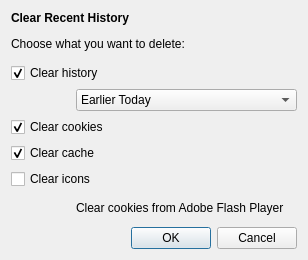
The window that src/lib/other/clearprivatedata.ui (QupZilla/qupzilla) describes before a commit, drawn with Qt 5.
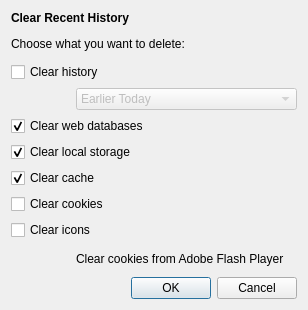
The same window after the commit. Icons and pictures are not drawn. Custom widgets are drawn as their Qt base class.

Commit message: Added new page into Site Info: Databases. - shows all used web databases on the site

What changed in the file:
```diff
--- a/src/lib/other/clearprivatedata.ui
+++ b/src/lib/other/clearprivatedata.ui
@@ -7,7 +7,7 @@
     <x>0</x>
     <y>0</y>
     <width>308</width>
-    <height>260</height>
+    <height>310</height>
    </rect>
   </property>
   <property name="windowTitle">
@@ -27,21 +27,11 @@
       <string>Clear history</string>
      </property>
      <property name="checked">
-      <bool>true</bool>
+      <bool>false</bool>
      </property>
     </widget>
    </item>
-   <item row="4" column="0" colspan="2">
-    <widget class="QCheckBox" name="cookies">
-     <property name="text">
-      <string>Clear cookies</string>
-     </property>
-     <property name="checked">
-      <bool>true</bool>
-     </property>
-    </widget>
-   </item>
-   <item row="5" column="0" colspan="2">
+   <item row="7" column="0" colspan="2">
     <widget class="QCheckBox" name="cache">
      <property name="text">
       <string>Clear cache</string>
@@ -51,14 +41,14 @@
      </property>
     </widget>
    </item>
-   <item row="6" column="0" colspan="2">
+   <item row="9" column="0" colspan="2">
     <widget class="QCheckBox" name="icons">
      <property name="text">
       <string>Clear icons</string>
      </property>
     </widget>
    </item>
-   <item row="7" column="1">
+   <item row="11" column="1">
     <widget class="ClickableLabel" name="clearAdobeCookies">
      <property name="cursor">
       <cursorShape>PointingHandCursor</cursorShape>
@@ -71,7 +61,7 @@
      </property>
     </widget>
    </item>
-   <item row="8" column="1" colspan="2">
+   <item row="12" column="1" colspan="2">
     <widget class="QDialogButtonBox" name="buttonBox">
      <property name="orientation">
       <enum>Qt::Horizontal</enum>
@@ -106,6 +96,9 @@
    </item>
    <item row="3" column="1" colspan="2">
     <widget class="QComboBox" name="historyLength">
+     <property name="enabled">
+      <bool>false</bool>
+     </property>
      <item>
       <property name="text">
        <string>Earlier Today</string>
@@ -141,6 +134,36 @@
      </property>
     </spacer>
    </item>
+   <item row="5" column="0" colspan="2">
+    <widget class="QCheckBox" name="databases">
+     <property name="text">
+      <string>Clear web databases</string>
+     </property>
+     <property name="checked">
+      <bool>true</bool>
+     </property>
+    </widget>
+   </item>
+   <item row="6" column="0" colspan="2">
+    <widget class="QCheckBox" name="localStorage">
+     <property name="text">
+      <string>Clear local storage</string>
+     </property>
+     <property name="checked">
+      <bool>true</bool>
+     </property>
+    </widget>
+   </item>
+   <item row="8" column="0" colspan="2">
+    <widget class="QCheckBox" name="cookies">
+     <property name="text">
+      <string>Clear cookies</string>
+     </property>
+     <property name="checked">
+      <bool>false</bool>
+     </property>
+    </widget>
+   </item>
   </layout>
  </widget>
  <customwidgets>
```
The commit also changes 19 other files.
